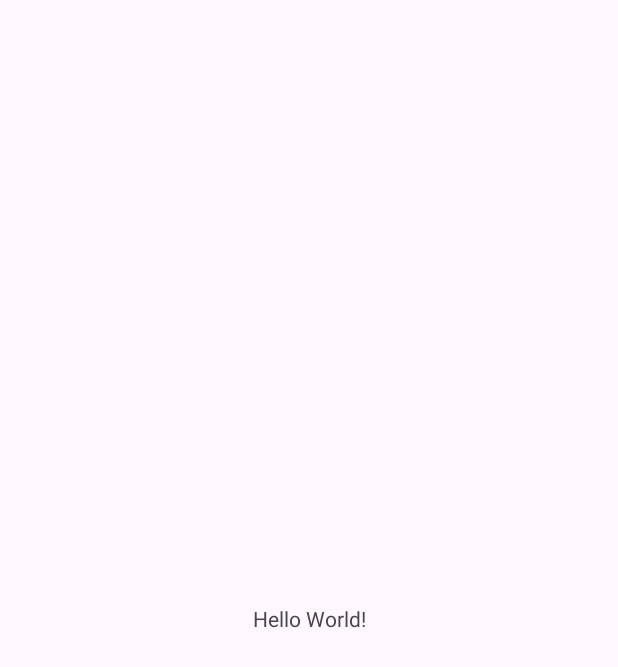
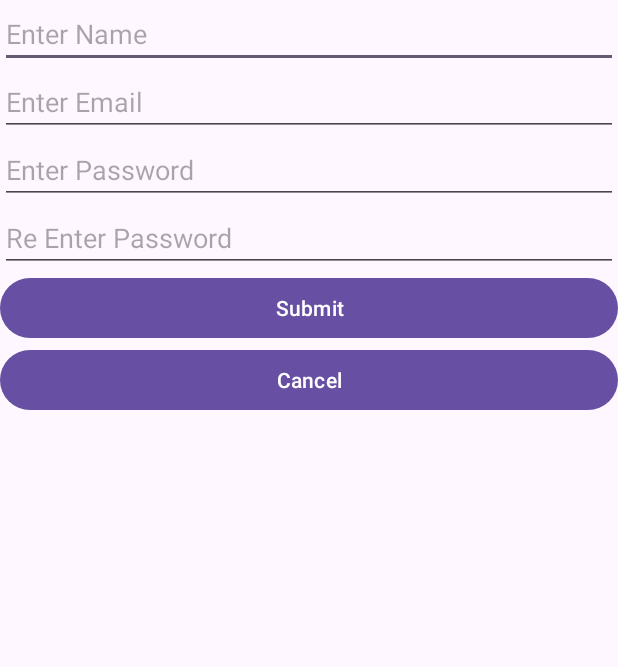
Before and after one commit to Rosh2313/MADTutorial04, an Android app: the screen it shows after launch (MainActivity), on a phone screen of 412 x 824 dp. Before the commit the part shown is almost empty. Shown: the top 667 px of the screen. Run offline under Robolectric (Android 15) with nearby library versions, the phone set to English and light mode, and no system bars.

Commit message:
Designed the Login Form

```diff
--- a/app/src/main/res/layout/activity_main.xml
+++ b/app/src/main/res/layout/activity_main.xml
@@ -1,19 +1,62 @@
 <?xml version="1.0" encoding="utf-8"?>
-<androidx.constraintlayout.widget.ConstraintLayout xmlns:android="http://schemas.android.com/apk/res/android"
+<LinearLayout xmlns:android="http://schemas.android.com/apk/res/android"
     xmlns:app="http://schemas.android.com/apk/res-auto"
     xmlns:tools="http://schemas.android.com/tools"
     android:id="@+id/main"
     android:layout_width="match_parent"
     android:layout_height="match_parent"
+    android:orientation="vertical"
     tools:context=".MainActivity">
 
-    <TextView
-        android:layout_width="wrap_content"
-        android:layout_height="wrap_content"
-        android:text="Hello World!"
-        app:layout_constraintBottom_toBottomOf="parent"
-        app:layout_constraintEnd_toEndOf="parent"
-        app:layout_constraintStart_toStartOf="parent"
-        app:layout_constraintTop_toTopOf="parent" />
+    <LinearLayout
+        android:layout_width="match_parent"
+        android:layout_height="match_parent"
+        android:orientation="vertical">
 
-</androidx.constraintlayout.widget.ConstraintLayout>
+        <EditText
+            android:id="@+id/editTextText4"
+            android:layout_width="match_parent"
+            android:layout_height="wrap_content"
+            android:ems="10"
+            android:hint="Enter Name"
+            android:inputType="text" />
+
+        <EditText
+            android:id="@+id/editTextText3"
+            android:layout_width="match_parent"
+            android:layout_height="wrap_content"
+            android:ems="10"
+            android:hint="Enter Email"
+            android:inputType="text" />
+
+        <EditText
+            android:id="@+id/editTextTextPassword"
+            android:layout_width="match_parent"
+            android:layout_height="wrap_content"
+            android:ems="10"
+            android:hint="Enter Password"
+            android:inputType="textPassword" />
+
+        <EditText
+            android:id="@+id/editTextTextPassword5"
+            android:layout_width="match_parent"
+            android:layout_height="wrap_content"
+            android:ems="10"
+            android:hint="Re Enter Password"
+            android:inputType="textPassword" />
+
+        <Button
+            android:id="@+id/button"
+            android:layout_width="match_parent"
+            android:layout_height="wrap_content"
+            android:text="Submit" />
+
+        <Button
+            android:id="@+id/button2"
+            android:layout_width="match_parent"
+            android:layout_height="wrap_content"
+            android:text="Cancel" />
+
+    </LinearLayout>
+
+</LinearLayout>
```
